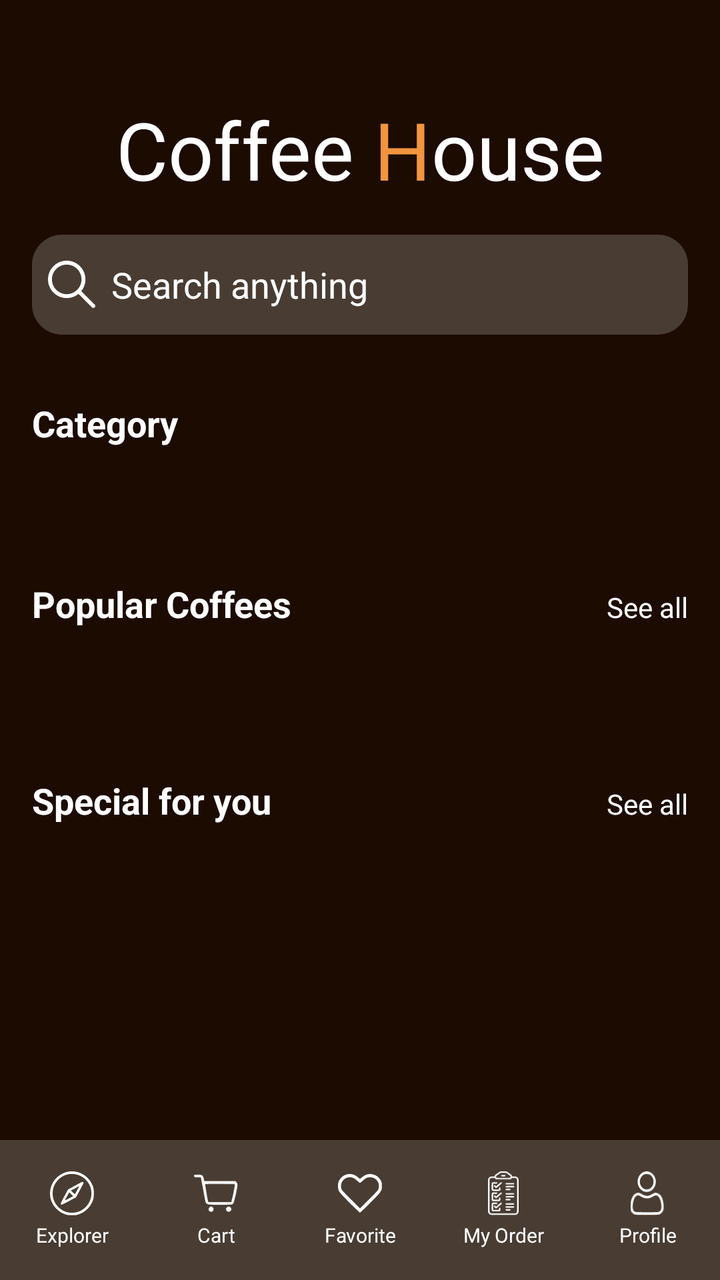
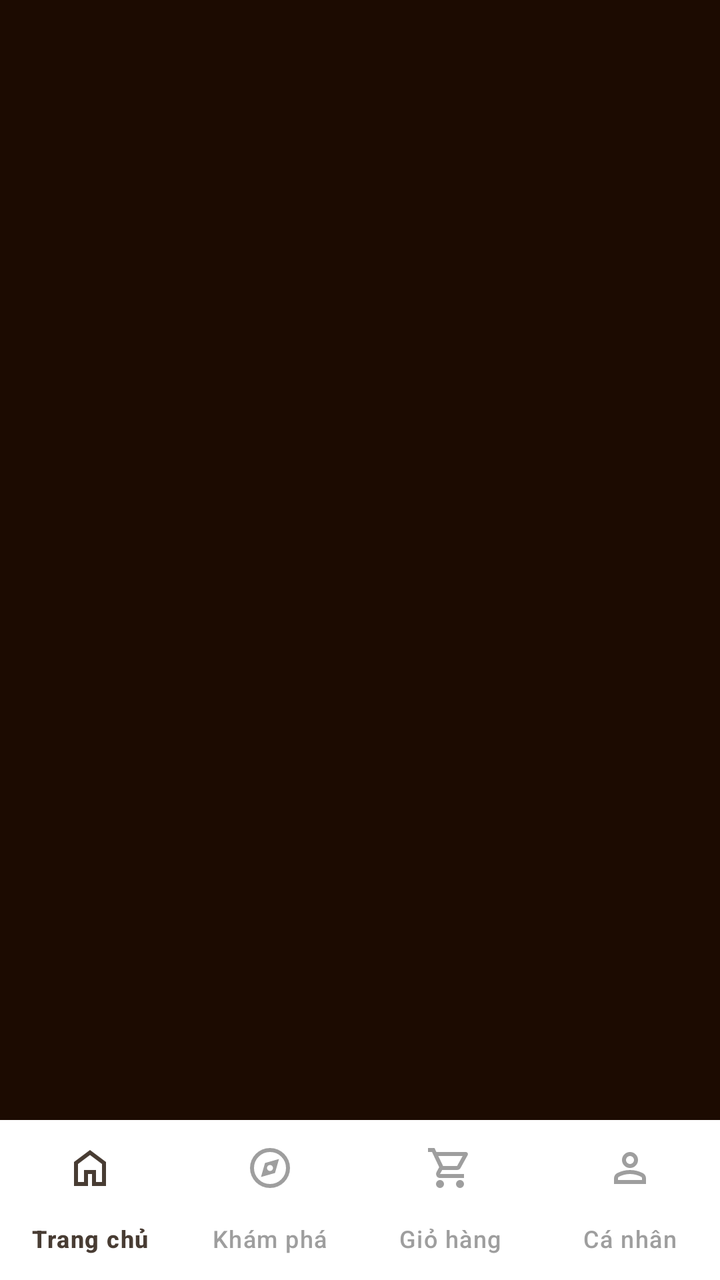

The first picture is an Android layout as it rendered before a commit; the second is the same layout after the commit. The layout source and the unified diff follow.
<!-- AndroidManifest.xml: application theme Theme.TTLTMobile -->
<!-- res/layout/activity_main.xml -->
<?xml version="1.0" encoding="utf-8"?>
<androidx.constraintlayout.widget.ConstraintLayout xmlns:android="http://schemas.android.com/apk/res/android"
    xmlns:app="http://schemas.android.com/apk/res-auto"
    xmlns:tools="http://schemas.android.com/tools"
    android:id="@+id/main"
    android:layout_width="match_parent"
    android:layout_height="match_parent"
    android:background="@color/darkBrown"
    tools:context=".ui.home.MainActivity">

    <androidx.core.widget.NestedScrollView
        android:layout_width="match_parent"
        android:layout_height="match_parent">

        <LinearLayout
            android:layout_width="match_parent"
            android:layout_height="wrap_content"
            android:orientation="vertical"
            android:paddingBottom="100dp">

            <TextView
                android:id="@+id/textView2"
                android:layout_width="match_parent"
                android:layout_height="wrap_content"
                android:layout_marginTop="48dp"
                android:fontFamily="@font/rainbow"
                android:text="@string/coffee_house2"
                android:textAlignment="center"
                android:textColor="@color/white"
                android:textSize="40sp" />

            <EditText
                android:id="@+id/editTextText"
                android:layout_width="match_parent"
                android:layout_height="50dp"
                android:layout_margin="16dp"
                android:background="@drawable/brown_bg"
                android:drawableStart="@drawable/search_icon"
                android:drawablePadding="8dp"
                android:ems="10"
                android:hint="@string/search_anything"
                android:inputType="text"
                android:padding="8dp"
                android:textColor="@color/white"
                android:textColorHint="@color/white" />

            <TextView
                android:id="@+id/textView3"
                android:layout_width="match_parent"
                android:layout_height="wrap_content"
                android:layout_marginStart="16dp"
                android:layout_marginTop="16dp"
                android:text="Category"
                android:textColor="@color/white"
                android:textSize="18sp"
                android:textStyle="bold" />

            <androidx.constraintlayout.widget.ConstraintLayout
                android:layout_width="match_parent"
                android:layout_height="match_parent">

                <androidx.recyclerview.widget.RecyclerView
                    android:id="@+id/recyclerViewCategory"
                    android:layout_width="match_parent"
                    android:layout_height="match_parent"
                    android:clipToPadding="false"
                    android:minHeight="50dp"
                    android:paddingStart="8dp"
                    android:paddingEnd="8dp"
                    app:layout_constraintEnd_toEndOf="parent"
                    app:layout_constraintStart_toStartOf="parent"
                    app:layout_constraintTop_toTopOf="parent" />

                <ProgressBar
                    android:id="@+id/progressBarCategory"
                    style="?android:attr/progressBarStyle"
                    android:layout_width="wrap_content"
                    android:layout_height="wrap_content"
                    android:indeterminateTint="@color/orange"
                    android:indeterminateTintMode="src_in"
                    app:layout_constraintBottom_toBottomOf="@+id/recyclerViewCategory"
                    app:layout_constraintEnd_toEndOf="@+id/recyclerViewCategory"
                    app:layout_constraintStart_toStartOf="@+id/recyclerViewCategory"
                    app:layout_constraintTop_toTopOf="@+id/recyclerViewCategory" />
            </androidx.constraintlayout.widget.ConstraintLayout>

            <LinearLayout
                android:layout_width="match_parent"
                android:layout_height="match_parent"
                android:layout_marginHorizontal="16dp"
                android:layout_marginTop="16dp"
                android:orientation="horizontal">

                <TextView
                    android:id="@+id/textView4"
                    android:layout_width="match_parent"
                    android:layout_height="wrap_content"
                    android:layout_weight="1"
                    android:text="Popular Coffees"
                    android:textColor="@color/white"
                    android:textSize="18sp"
                    android:textStyle="bold" />

                <TextView
                    android:id="@+id/textView5"
                    android:layout_width="wrap_content"
                    android:layout_height="wrap_content"
                    android:text="See all"
                    android:textColor="@color/white" />
            </LinearLayout>

            <androidx.constraintlayout.widget.ConstraintLayout
                android:layout_width="match_parent"
                android:layout_height="match_parent"
                android:layout_marginTop="8dp">

                <androidx.recyclerview.widget.RecyclerView
                    android:id="@+id/recyclerViewPopular"
                    android:layout_width="match_parent"
                    android:layout_height="match_parent"
                    android:clipToPadding="false"
                    android:minHeight="50dp"
                    android:paddingStart="8dp"
                    android:paddingEnd="8dp"
                    app:layout_constraintEnd_toEndOf="parent"
                    app:layout_constraintStart_toStartOf="parent"
                    app:layout_constraintTop_toTopOf="parent" />

                <ProgressBar
                    android:id="@+id/progressBarPopular"
                    style="?android:attr/progressBarStyle"
                    android:layout_width="wrap_content"
                    android:layout_height="wrap_content"
                    android:indeterminateTint="@color/orange"
                    android:indeterminateTintMode="src_in"
                    app:layout_constraintBottom_toBottomOf="@+id/recyclerViewPopular"
                    app:layout_constraintEnd_toEndOf="parent"
                    app:layout_constraintStart_toStartOf="parent"
                    app:layout_constraintTop_toTopOf="@+id/recyclerViewPopular" />
            </androidx.constraintlayout.widget.ConstraintLayout>

            <LinearLayout
                android:layout_width="match_parent"
                android:layout_height="match_parent"
                android:layout_marginHorizontal="16dp"
                android:layout_marginTop="16dp"
                android:orientation="horizontal">

                <TextView
                    android:layout_width="match_parent"
                    android:layout_height="wrap_content"
                    android:layout_weight="1"
                    android:text="@string/special_for_you"
                    android:textColor="@color/white"
                    android:textSize="18sp"
                    android:textStyle="bold" />

                <TextView
                    android:layout_width="wrap_content"
                    android:layout_height="wrap_content"
                    android:text="See all"
                    android:textColor="@color/white" />
            </LinearLayout>

            <androidx.constraintlayout.widget.ConstraintLayout
                android:layout_width="match_parent"
                android:layout_height="match_parent"
                android:layout_marginTop="8dp">

                <androidx.recyclerview.widget.RecyclerView
                    android:id="@+id/recyclerViewSpecial"
                    android:layout_width="match_parent"
                    android:layout_height="match_parent"
                    android:clipToPadding="false"
                    android:minHeight="50dp"
                    android:paddingStart="8dp"
                    android:paddingEnd="8dp"
                    app:layout_constraintEnd_toEndOf="parent"
                    app:layout_constraintStart_toStartOf="parent"
                    app:layout_constraintTop_toTopOf="parent" />

                <ProgressBar
                    android:id="@+id/progressBarSpecial"
                    style="?android:attr/progressBarStyle"
                    android:layout_width="wrap_content"
                    android:layout_height="wrap_content"
                    android:indeterminateTint="@color/orange"
                    android:indeterminateTintMode="src_in"
                    app:layout_constraintBottom_toBottomOf="@+id/recyclerViewSpecial"
                    app:layout_constraintEnd_toEndOf="parent"
                    app:layout_constraintStart_toStartOf="parent"
                    app:layout_constraintTop_toTopOf="@+id/recyclerViewSpecial" />
            </androidx.constraintlayout.widget.ConstraintLayout>
        </LinearLayout>
    </androidx.core.widget.NestedScrollView>
    <androidx.coordinatorlayout.widget.CoordinatorLayout
        android:layout_width="match_parent"
        android:layout_height="70dp"
        app:layout_constraintEnd_toEndOf="parent"
        app:layout_constraintStart_toStartOf="parent"
        app:layout_constraintBottom_toBottomOf="parent">
        <com.google.android.material.bottomnavigation.BottomNavigationView
            android:layout_width="match_parent"
            android:layout_height="wrap_content"
            android:background="@color/brown"
            android:layout_gravity="bottom">
            <LinearLayout
                android:layout_width="match_parent"
                android:layout_height="wrap_content"
                android:layout_gravity="center_vertical">

                <LinearLayout
                    android:layout_width="0dp"
                    android:layout_height="match_parent"
                    android:layout_weight="0.2"
                    android:orientation="vertical">

                    <ImageView
                        android:id="@+id/imageView2"
                        android:layout_width="22dp"
                        android:layout_height="22dp"
                        android:layout_gravity="center_horizontal"
                        app:srcCompat="@drawable/btn_1" />

                    <TextView
                        android:id="@+id/textView6"
                        android:layout_width="match_parent"
                        android:layout_height="wrap_content"
                        android:layout_marginTop="3dp"
                        android:text="Explorer"
                        android:textAlignment="center"
                        android:textColor="@color/white"
                        android:textSize="10sp" />
                </LinearLayout>

                <LinearLayout
                    android:id="@+id/cartBtn"
                    android:layout_width="0dp"
                    android:layout_height="match_parent"
                    android:layout_weight="0.2"
                    android:orientation="vertical">

                    <ImageView
                        android:layout_width="22dp"
                        android:layout_height="22dp"
                        android:layout_gravity="center_horizontal"
                        app:srcCompat="@drawable/btn_2" />

                    <TextView
                        android:layout_width="match_parent"
                        android:layout_height="wrap_content"
                        android:layout_marginTop="3dp"
                        android:text="Cart"
                        android:textAlignment="center"
                        android:textColor="@color/white"
                        android:textSize="10sp" />
                </LinearLayout>

                <LinearLayout
                    android:layout_width="0dp"
                    android:layout_height="match_parent"
                    android:layout_weight="0.2"
                    android:orientation="vertical">

                    <ImageView
                        android:layout_width="22dp"
                        android:layout_height="22dp"
                        android:layout_gravity="center_horizontal"
                        app:srcCompat="@drawable/btn_3" />

                    <TextView
                        android:layout_width="match_parent"
                        android:layout_height="wrap_content"
                        android:layout_marginTop="3dp"
                        android:text="Favorite"
                        android:textAlignment="center"
                        android:textColor="@color/white"
                        android:textSize="10sp" />
                </LinearLayout>

                <LinearLayout
                    android:layout_width="0dp"
                    android:layout_height="match_parent"
                    android:layout_weight="0.2"
                    android:orientation="vertical">

                    <ImageView
                        android:layout_width="22dp"
                        android:layout_height="22dp"
                        android:layout_gravity="center_horizontal"
                        app:srcCompat="@drawable/btn_4" />

                    <TextView
                        android:layout_width="match_parent"
                        android:layout_height="wrap_content"
                        android:layout_marginTop="3dp"
                        android:text="My Order"
                        android:textAlignment="center"
                        android:textColor="@color/white"
                        android:textSize="10sp" />
                </LinearLayout>

                <LinearLayout
                    android:layout_width="0dp"
                    android:layout_height="match_parent"
                    android:layout_weight="0.2"
                    android:orientation="vertical">

                    <ImageView
                        android:layout_width="22dp"
                        android:layout_height="22dp"
                        android:layout_gravity="center_horizontal"
                        app:srcCompat="@drawable/btn_5" />

                    <TextView
                        android:layout_width="match_parent"
                        android:layout_height="wrap_content"
                        android:layout_marginTop="3dp"
                        android:text="Profile"
                        android:textAlignment="center"
                        android:textColor="@color/white"
                        android:textSize="10sp" />
                </LinearLayout>
            </LinearLayout>
        </com.google.android.material.bottomnavigation.BottomNavigationView>
    </androidx.coordinatorlayout.widget.CoordinatorLayout>
</androidx.constraintlayout.widget.ConstraintLayout>
<!-- resources referenced by this layout -->
<resources>
  <color name="brown">#483c33</color>
  <color name="darkBrown">#1c0b01</color>
  <color name="orange">#f1953e</color>
  <color name="white">#FFFFFFFF</color>
  <!-- drawable brown_bg (drawable) -->
  <?xml version="1.0" encoding="utf-8"?>
  <selector xmlns:android="http://schemas.android.com/apk/res/android">
  <item>
      <shape android:shape="rectangle">
          <solid android:color="@color/brown"/>
          <corners android:radius="15dp"/>
      </shape>
  </item>
  </selector>
  <!-- drawable btn_1: png bitmap (drawable-hdpi, 983 bytes) -->
  <!-- drawable btn_2: png bitmap (drawable-hdpi, 717 bytes) -->
  <!-- drawable btn_3: png bitmap (drawable-hdpi, 638 bytes) -->
  <!-- drawable btn_4: png bitmap (drawable-hdpi, 876 bytes) -->
  <!-- drawable btn_5: png bitmap (drawable-hdpi, 762 bytes) -->
  <!-- drawable search_icon: png bitmap (drawable-hdpi, 765 bytes) -->
  <string name="coffee_house2">Coffee <font color="#F1953e">H</font>ouse</string>
  <string name="search_anything">Search anything</string>
  <string name="special_for_you">Special for you</string>
  <style name="Theme.TTLTMobile" parent="Base.Theme.TTLTMobile" />
  <style name="Base.Theme.TTLTMobile" parent="Theme.Material3.DayNight.NoActionBar">
          
          
      </style>
</resources>

<!-- the commit's change to res/layout/activity_main.xml (unified diff, before → after) -->
@@ -8,320 +8,27 @@
     android:background="@color/darkBrown"
     tools:context=".ui.home.MainActivity">
 
-    <androidx.core.widget.NestedScrollView
-        android:layout_width="match_parent"
-        android:layout_height="match_parent">
+    
+    <androidx.fragment.app.FragmentContainerView
+        android:id="@+id/nav_host_fragment"
+        android:layout_width="0dp"
+        android:layout_height="0dp"
+        app:layout_constraintTop_toTopOf="parent"
+        app:layout_constraintBottom_toTopOf="@id/bottom_navigation"
+        app:layout_constraintStart_toStartOf="parent"
+        app:layout_constraintEnd_toEndOf="parent"/>
 
-        <LinearLayout
-            android:layout_width="match_parent"
-            android:layout_height="wrap_content"
-            android:orientation="vertical"
-            android:paddingBottom="100dp">
-
-            <TextView
-                android:id="@+id/textView2"
-                android:layout_width="match_parent"
-                android:layout_height="wrap_content"
-                android:layout_marginTop="48dp"
-                android:fontFamily="@font/rainbow"
-                android:text="@string/coffee_house2"
-                android:textAlignment="center"
-                android:textColor="@color/white"
-                android:textSize="40sp" />
-
-            <EditText
-                android:id="@+id/editTextText"
-                android:layout_width="match_parent"
-                android:layout_height="50dp"
-                android:layout_margin="16dp"
-                android:background="@drawable/brown_bg"
-                android:drawableStart="@drawable/search_icon"
-                android:drawablePadding="8dp"
-                android:ems="10"
-                android:hint="@string/search_anything"
-                android:inputType="text"
-                android:padding="8dp"
-                android:textColor="@color/white"
-                android:textColorHint="@color/white" />
-
-            <TextView
-                android:id="@+id/textView3"
-                android:layout_width="match_parent"
-                android:layout_height="wrap_content"
-                android:layout_marginStart="16dp"
-                android:layout_marginTop="16dp"
-                android:text="Category"
-                android:textColor="@color/white"
-                android:textSize="18sp"
-                android:textStyle="bold" />
-
-            <androidx.constraintlayout.widget.ConstraintLayout
-                android:layout_width="match_parent"
-                android:layout_height="match_parent">
-
-                <androidx.recyclerview.widget.RecyclerView
-                    android:id="@+id/recyclerViewCategory"
-                    android:layout_width="match_parent"
-                    android:layout_height="match_parent"
-                    android:clipToPadding="false"
-                    android:minHeight="50dp"
-                    android:paddingStart="8dp"
-                    android:paddingEnd="8dp"
-                    app:layout_constraintEnd_toEndOf="parent"
-                    app:layout_constraintStart_toStartOf="parent"
-                    app:layout_constraintTop_toTopOf="parent" />
-
-                <ProgressBar
-                    android:id="@+id/progressBarCategory"
-                    style="?android:attr/progressBarStyle"
-                    android:layout_width="wrap_content"
-                    android:layout_height="wrap_content"
-                    android:indeterminateTint="@color/orange"
-                    android:indeterminateTintMode="src_in"
-                    app:layout_constraintBottom_toBottomOf="@+id/recyclerViewCategory"
-                    app:layout_constraintEnd_toEndOf="@+id/recyclerViewCategory"
-                    app:layout_constraintStart_toStartOf="@+id/recyclerViewCategory"
-                    app:layout_constraintTop_toTopOf="@+id/recyclerViewCategory" />
-            </androidx.constraintlayout.widget.ConstraintLayout>
-
-            <LinearLayout
-                android:layout_width="match_parent"
-                android:layout_height="match_parent"
-                android:layout_marginHorizontal="16dp"
-                android:layout_marginTop="16dp"
-                android:orientation="horizontal">
-
-                <TextView
-                    android:id="@+id/textView4"
-                    android:layout_width="match_parent"
-                    android:layout_height="wrap_content"
-                    android:layout_weight="1"
-                    android:text="Popular Coffees"
-                    android:textColor="@color/white"
-                    android:textSize="18sp"
-                    android:textStyle="bold" />
-
-                <TextView
-                    android:id="@+id/textView5"
-                    android:layout_width="wrap_content"
-                    android:layout_height="wrap_content"
-                    android:text="See all"
-                    android:textColor="@color/white" />
-            </LinearLayout>
-
-            <androidx.constraintlayout.widget.ConstraintLayout
-                android:layout_width="match_parent"
-                android:layout_height="match_parent"
-                android:layout_marginTop="8dp">
-
-                <androidx.recyclerview.widget.RecyclerView
-                    android:id="@+id/recyclerViewPopular"
-                    android:layout_width="match_parent"
-                    android:layout_height="match_parent"
-                    android:clipToPadding="false"
-                    android:minHeight="50dp"
-                    android:paddingStart="8dp"
-                    android:paddingEnd="8dp"
-                    app:layout_constraintEnd_toEndOf="parent"
-                    app:layout_constraintStart_toStartOf="parent"
-                    app:layout_constraintTop_toTopOf="parent" />
-
-                <ProgressBar
-                    android:id="@+id/progressBarPopular"
-                    style="?android:attr/progressBarStyle"
-                    android:layout_width="wrap_content"
-                    android:layout_height="wrap_content"
-                    android:indeterminateTint="@color/orange"
-                    android:indeterminateTintMode="src_in"
-                    app:layout_constraintBottom_toBottomOf="@+id/recyclerViewPopular"
-                    app:layout_constraintEnd_toEndOf="parent"
-                    app:layout_constraintStart_toStartOf="parent"
-                    app:layout_constraintTop_toTopOf="@+id/recyclerViewPopular" />
-            </androidx.constraintlayout.widget.ConstraintLayout>
-
-            <LinearLayout
-                android:layout_width="match_parent"
-                android:layout_height="match_parent"
-                android:layout_marginHorizontal="16dp"
-                android:layout_marginTop="16dp"
-                android:orientation="horizontal">
-
-                <TextView
-                    android:layout_width="match_parent"
-                    android:layout_height="wrap_content"
-                    android:layout_weight="1"
-                    android:text="@string/special_for_you"
-                    android:textColor="@color/white"
-                    android:textSize="18sp"
-                    android:textStyle="bold" />
-
-                <TextView
-                    android:layout_width="wrap_content"
-                    android:layout_height="wrap_content"
-                    android:text="See all"
-                    android:textColor="@color/white" />
-            </LinearLayout>
-
-            <androidx.constraintlayout.widget.ConstraintLayout
-                android:layout_width="match_parent"
-                android:layout_height="match_parent"
-                android:layout_marginTop="8dp">
-
-                <androidx.recyclerview.widget.RecyclerView
-                    android:id="@+id/recyclerViewSpecial"
-                    android:layout_width="match_parent"
-                    android:layout_height="match_parent"
-                    android:clipToPadding="false"
-                    android:minHeight="50dp"
-                    android:paddingStart="8dp"
-                    android:paddingEnd="8dp"
-                    app:layout_constraintEnd_toEndOf="parent"
-                    app:layout_constraintStart_toStartOf="parent"
-                    app:layout_constraintTop_toTopOf="parent" />
-
-                <ProgressBar
-                    android:id="@+id/progressBarSpecial"
-                    style="?android:attr/progressBarStyle"
-                    android:layout_width="wrap_content"
-                    android:layout_height="wrap_content"
-                    android:indeterminateTint="@color/orange"
-                    android:indeterminateTintMode="src_in"
-                    app:layout_constraintBottom_toBottomOf="@+id/recyclerViewSpecial"
-                    app:layout_constraintEnd_toEndOf="parent"
-                    app:layout_constraintStart_toStartOf="parent"
-                    app:layout_constraintTop_toTopOf="@+id/recyclerViewSpecial" />
-            </androidx.constraintlayout.widget.ConstraintLayout>
-        </LinearLayout>
-    </androidx.core.widget.NestedScrollView>
-    <androidx.coordinatorlayout.widget.CoordinatorLayout
-        android:layout_width="match_parent"
-        android:layout_height="70dp"
-        app:layout_constraintEnd_toEndOf="parent"
+    
+    <com.google.android.material.bottomnavigation.BottomNavigationView
+        android:id="@+id/bottom_navigation"
+        android:layout_width="0dp"
+        android:layout_height="wrap_content"
+        android:background="@color/white"
+        app:itemIconTint="@color/bottom_nav_color"
+        app:itemTextColor="@color/bottom_nav_color"
+        app:labelVisibilityMode="labeled"
+        app:menu="@menu/bottom_navigation_menu"
+        app:layout_constraintBottom_toBottomOf="parent"
         app:layout_constraintStart_toStartOf="parent"
-        app:layout_constraintBottom_toBottomOf="parent">
-        <com.google.android.material.bottomnavigation.BottomNavigationView
-            android:layout_width="match_parent"
-            android:layout_height="wrap_content"
-            android:background="@color/brown"
-            android:layout_gravity="bottom">
-            <LinearLayout
-                android:layout_width="match_parent"
-                android:layout_height="wrap_content"
-                android:layout_gravity="center_vertical">
-
-                <LinearLayout
-                    android:layout_width="0dp"
-                    android:layout_height="match_parent"
-                    android:layout_weight="0.2"
-                    android:orientation="vertical">
-
-                    <ImageView
-                        android:id="@+id/imageView2"
-                        android:layout_width="22dp"
-                        android:layout_height="22dp"
-                        android:layout_gravity="center_horizontal"
-                        app:srcCompat="@drawable/btn_1" />
-
-                    <TextView
-                        android:id="@+id/textView6"
-                        android:layout_width="match_parent"
-                        android:layout_height="wrap_content"
-                        android:layout_marginTop="3dp"
-                        android:text="Explorer"
-                        android:textAlignment="center"
-                        android:textColor="@color/white"
-                        android:textSize="10sp" />
-                </LinearLayout>
-
-                <LinearLayout
-                    android:id="@+id/cartBtn"
-                    android:layout_width="0dp"
-                    android:layout_height="match_parent"
-                    android:layout_weight="0.2"
-                    android:orientation="vertical">
-
-                    <ImageView
-                        android:layout_width="22dp"
-                        android:layout_height="22dp"
-                        android:layout_gravity="center_horizontal"
-                        app:srcCompat="@drawable/btn_2" />
-
-                    <TextView
-                        android:layout_width="match_parent"
-                        android:layout_height="wrap_content"
-                        android:layout_marginTop="3dp"
-                        android:text="Cart"
-                        android:textAlignment="center"
-                        android:textColor="@color/white"
-                        android:textSize="10sp" />
-                </LinearLayout>
-
-                <LinearLayout
-                    android:layout_width="0dp"
-                    android:layout_height="match_parent"
-                    android:layout_weight="0.2"
-                    android:orientation="vertical">
-
-                    <ImageView
-                        android:layout_width="22dp"
-                        android:layout_height="22dp"
-                        android:layout_gravity="center_horizontal"
-                        app:srcCompat="@drawable/btn_3" />
-
-                    <TextView
-                        android:layout_width="match_parent"
-                        android:layout_height="wrap_content"
-                        android:layout_marginTop="3dp"
-                        android:text="Favorite"
-                        android:textAlignment="center"
-                        android:textColor="@color/white"
-                        android:textSize="10sp" />
-                </LinearLayout>
-
-                <LinearLayout
-                    android:layout_width="0dp"
-                    android:layout_height="match_parent"
-                    android:layout_weight="0.2"
-                    android:orientation="vertical">
-
-                    <ImageView
-                        android:layout_width="22dp"
-                        android:layout_height="22dp"
-                        android:layout_gravity="center_horizontal"
-                        app:srcCompat="@drawable/btn_4" />
-
-                    <TextView
-                        android:layout_width="match_parent"
-                        android:layout_height="wrap_content"
-                        android:layout_marginTop="3dp"
-                        android:text="My Order"
-                        android:textAlignment="center"
-                        android:textColor="@color/white"
-                        android:textSize="10sp" />
-                </LinearLayout>
-
-                <LinearLayout
-                    android:layout_width="0dp"
-                    android:layout_height="match_parent"
-                    android:layout_weight="0.2"
-                    android:orientation="vertical">
-
-                    <ImageView
-                        android:layout_width="22dp"
-                        android:layout_height="22dp"
-                        android:layout_gravity="center_horizontal"
-                        app:srcCompat="@drawable/btn_5" />
-
-                    <TextView
-                        android:layout_width="match_parent"
-                        android:layout_height="wrap_content"
-                        android:layout_marginTop="3dp"
-                        android:text="Profile"
-                        android:textAlignment="center"
-                        android:textColor="@color/white"
-                        android:textSize="10sp" />
-                </LinearLayout>
-            </LinearLayout>
-        </com.google.android.material.bottomnavigation.BottomNavigationView>
-    </androidx.coordinatorlayout.widget.CoordinatorLayout>
+        app:layout_constraintEnd_toEndOf="parent"/>
 </androidx.constraintlayout.widget.ConstraintLayout>
<!-- resource entries referenced after the edit -->
@@ -1,28 +1,7 @@
 <!-- resources referenced by this layout -->
 <resources>
-  <color name="brown">#483c33</color>
   <color name="darkBrown">#1c0b01</color>
-  <color name="orange">#f1953e</color>
   <color name="white">#FFFFFFFF</color>
-  <!-- drawable brown_bg (drawable) -->
-  <?xml version="1.0" encoding="utf-8"?>
-  <selector xmlns:android="http://schemas.android.com/apk/res/android">
-  <item>
-      <shape android:shape="rectangle">
-          <solid android:color="@color/brown"/>
-          <corners android:radius="15dp"/>
-      </shape>
-  </item>
-  </selector>
-  <!-- drawable btn_1: png bitmap (drawable-hdpi, 983 bytes) -->
-  <!-- drawable btn_2: png bitmap (drawable-hdpi, 717 bytes) -->
-  <!-- drawable btn_3: png bitmap (drawable-hdpi, 638 bytes) -->
-  <!-- drawable btn_4: png bitmap (drawable-hdpi, 876 bytes) -->
-  <!-- drawable btn_5: png bitmap (drawable-hdpi, 762 bytes) -->
-  <!-- drawable search_icon: png bitmap (drawable-hdpi, 765 bytes) -->
-  <string name="coffee_house2">Coffee <font color="#F1953e">H</font>ouse</string>
-  <string name="search_anything">Search anything</string>
-  <string name="special_for_you">Special for you</string>
   <style name="Theme.TTLTMobile" parent="Base.Theme.TTLTMobile" />
   <style name="Base.Theme.TTLTMobile" parent="Theme.Material3.DayNight.NoActionBar">
           
